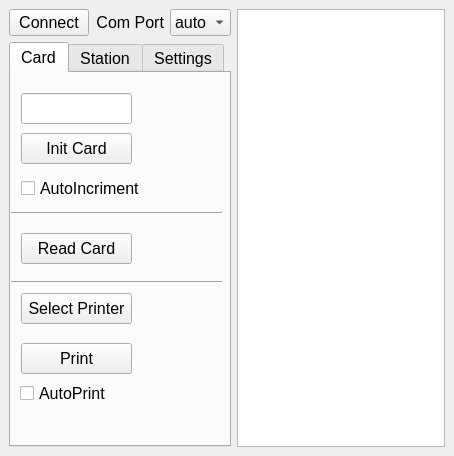
Old version of the form design.ui in the repository sportiduino/SportiduinoPQ.
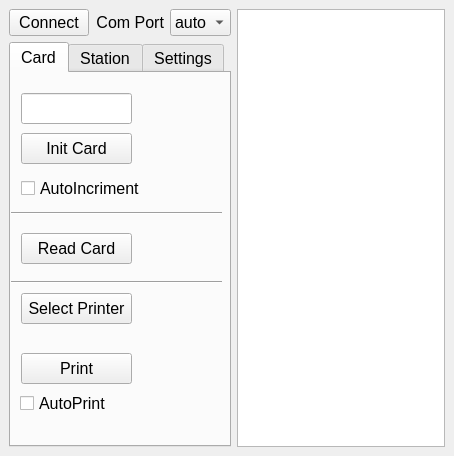
New version of the form.

Diff of the .ui file:
```diff
--- a/design.ui
+++ b/design.ui
@@ -305,7 +305,7 @@
           <property name="geometry">
            <rect>
             <x>10</x>
-            <y>270</y>
+            <y>280</y>
             <width>111</width>
             <height>31</height>
            </rect>
@@ -331,7 +331,7 @@
           <property name="geometry">
            <rect>
             <x>9</x>
-            <y>310</y>
+            <y>320</y>
             <width>151</width>
             <height>20</height>
            </rect>
@@ -353,6 +353,19 @@
            <string>Select Printer</string>
           </property>
          </widget>
+         <widget class="QLabel" name="printerName">
+          <property name="geometry">
+           <rect>
+            <x>16</x>
+            <y>253</y>
+            <width>181</width>
+            <height>20</height>
+           </rect>
+          </property>
+          <property name="text">
+           <string/>
+          </property>
+         </widget>
         </widget>
         <widget class="QWidget" name="tab_2">
          <attribute name="title">
```
